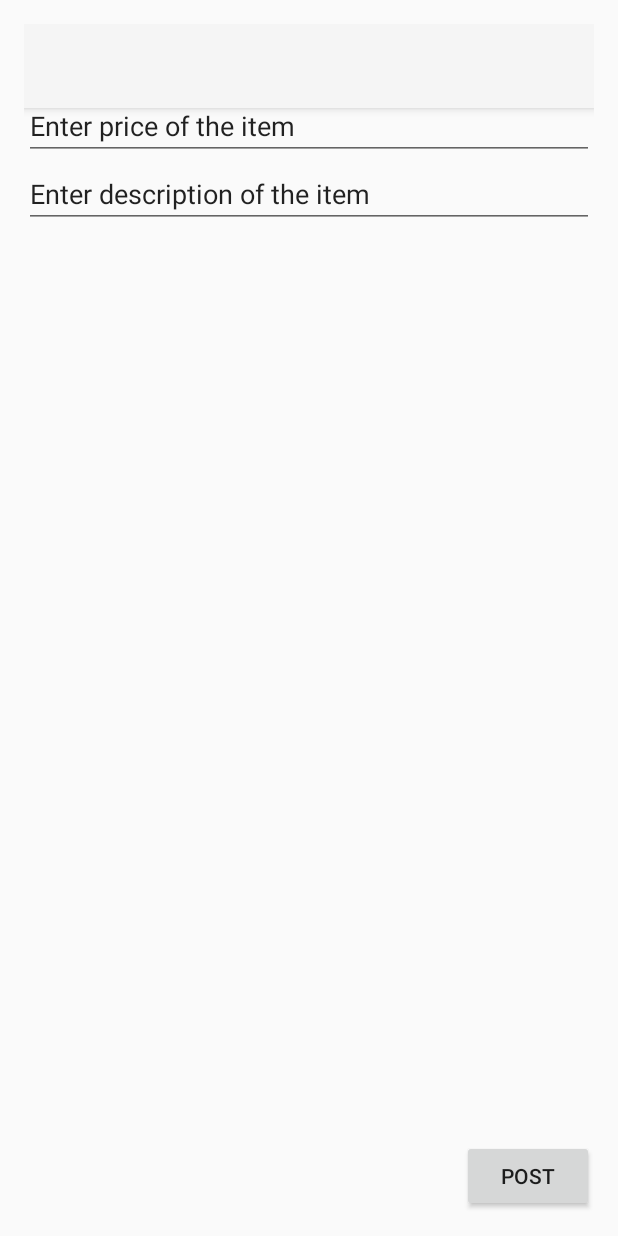
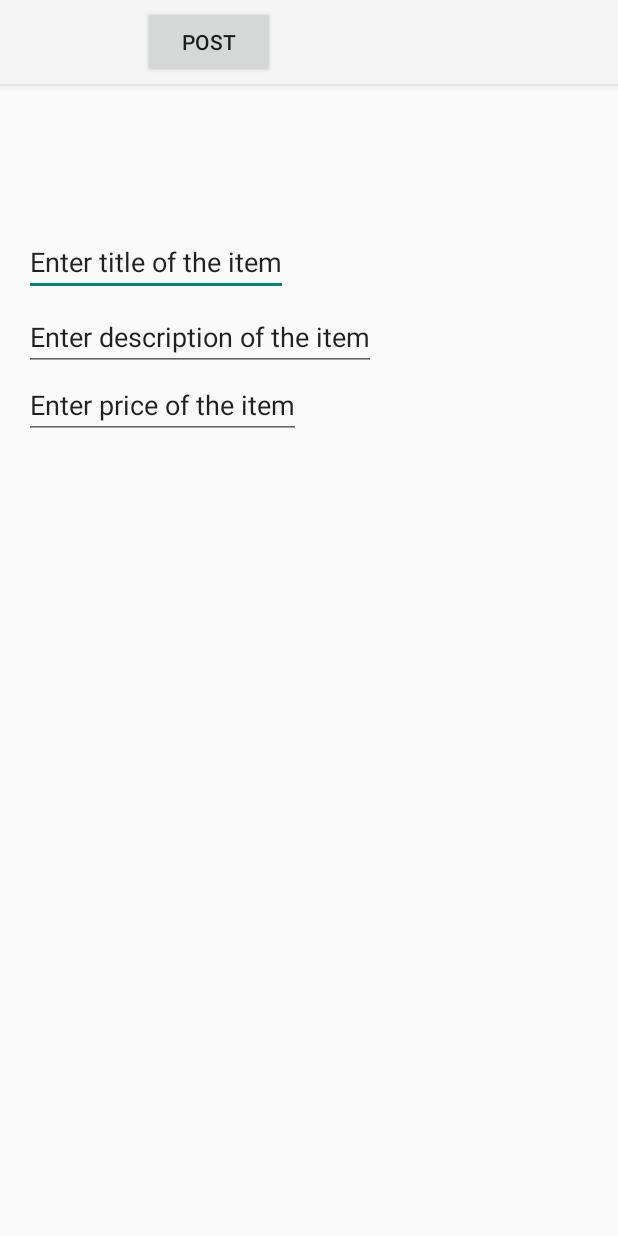
Before and after one commit to Sugarcoder/hyperGarageSaleApp, an Android app: the layout activity_new_post.xml on its own in the app's theme, with its tools: preview values and no code run, on a phone screen of 412 x 824 dp. Run offline under Robolectric (Android 15) with nearby library versions, the phone set to English and light mode, and no system bars.

Commit message:
final app assignment

```diff
--- a/app/build.gradle
+++ b/app/build.gradle
@@ -23,4 +23,5 @@ dependencies {
     compile fileTree(dir: 'libs', include: ['*.jar'])
     compile 'com.android.support:appcompat-v7:22.2.1'
     compile 'com.android.support:design:22.2.1'
+    compile 'com.android.support:recyclerview-v7:22.+'
 }
--- a/app/src/main/AndroidManifest.xml
+++ b/app/src/main/AndroidManifest.xml
@@ -9,6 +9,7 @@
         android:theme="@style/Theme.AppCompat.Light.NoActionBar">
         <activity
             android:name=".newPostActivity"
+            android:parentActivityName=".browsePostActivity"
             android:label="@string/app_name">
             <intent-filter>
                 <action android:name="android.intent.action.MAIN" />
--- a/app/src/main/res/layout/activity_new_post.xml
+++ b/app/src/main/res/layout/activity_new_post.xml
@@ -10,70 +10,76 @@
 
 <!-- Here are the existing layout elements, now wrapped in a CoordinatorLayout -->
 
+
+    <android.support.v7.widget.Toolbar
+        android:id="@+id/my_toolbar"
+        android:layout_width="match_parent"
+        android:layout_height="?attr/actionBarSize"
+        android:background="?attr/colorPrimary"
+        android:elevation="4dp"
+        android:theme="@style/ThemeOverlay.AppCompat.ActionBar"
+        app:popupTheme="@style/ThemeOverlay.AppCompat.Light"
+        android:layout_alignParentTop="true"
+        android:layout_alignParentLeft="true"
+        android:layout_alignParentStart="true" >
+
+        <Button
+            android:layout_width="wrap_content"
+            android:layout_height="wrap_content"
+            android:text="Post"
+            android:id="@+id/postId"
+            android:layout_alignParentBottom="true"
+            android:layout_marginStart="95dp"
+            android:layout_marginLeft="95dp"/>
+
+    </android.support.v7.widget.Toolbar>
+
+    <!-- android:layout_toEndOf="@+id/toolTitleId"
+            android:layout_marginStart="95dp"-->
+
+
     <RelativeLayout
         android:layout_width="match_parent"
         android:layout_height="match_parent" android:paddingLeft="@dimen/activity_horizontal_margin"
         android:paddingRight="@dimen/activity_horizontal_margin"
         android:paddingTop="@dimen/activity_vertical_margin"
-        android:paddingBottom="@dimen/activity_vertical_margin" tools:context=".newPostActivity">
-
-
-        <android.support.v7.widget.Toolbar
-            android:id="@+id/my_toolbar"
-            android:layout_width="match_parent"
-            android:layout_height="?attr/actionBarSize"
-
-            android:background="?attr/colorPrimary"
-            android:elevation="4dp"
-            android:theme="@style/ThemeOverlay.AppCompat.ActionBar"
-            app:popupTheme="@style/ThemeOverlay.AppCompat.Light"/>
+        android:paddingBottom="@dimen/activity_vertical_margin" tools:context=".newPostActivity"
+        android:backgroundTint="#d1d1d1">
 
 
         <EditText
             android:layout_width="wrap_content"
             android:layout_height="wrap_content"
             android:id="@+id/title_hint"
-            android:layout_below="@+id/my_toolbar"
-            android:layout_alignParentTop="true"
+            android:text="@string/title_hint"
+            android:layout_alignBottom="@+id/desc_hint"
             android:layout_alignParentLeft="true"
             android:layout_alignParentStart="true"
-            android:layout_alignParentRight="true"
-            android:layout_alignParentEnd="true"
-            android:text="@string/title_hint" />
+            android:layout_marginBottom="50dp" />
+
+
 
         <EditText
             android:layout_width="wrap_content"
             android:layout_height="wrap_content"
             android:id="@+id/price_hint"
-            android:layout_below="@+id/title_hint"
-            android:layout_alignLeft="@+id/title_hint"
-            android:layout_alignStart="@+id/title_hint"
-            android:layout_alignRight="@+id/title_hint"
-            android:layout_alignEnd="@+id/title_hint"
-            android:text="@string/price_hint" />
+            android:text="@string/price_hint"
+            android:layout_below="@+id/desc_hint"
+            android:layout_alignParentLeft="true"
+            android:layout_alignParentStart="true" />
 
         <EditText
             android:layout_width="wrap_content"
             android:layout_height="wrap_content"
             android:id="@+id/desc_hint"
-            android:layout_below="@+id/price_hint"
-            android:layout_alignLeft="@+id/price_hint"
-            android:layout_alignStart="@+id/price_hint"
-            android:layout_alignRight="@+id/price_hint"
-            android:layout_alignEnd="@+id/price_hint"
-            android:text="@string/desc_hint" />
-
-        <Button
-            android:layout_width="wrap_content"
-            android:layout_height="wrap_content"
-            android:text="@string/button_post"
-            android:id="@+id/postButton"
-            android:onClick="newPostAdded"
-            android:layout_alignParentBottom="true"
-            android:layout_alignParentRight="true"
-            android:layout_alignParentEnd="true" />
+            android:text="@string/desc_hint"
+            android:layout_alignParentTop="true"
+            android:layout_alignParentLeft="true"
+            android:layout_alignParentStart="true"
+            android:layout_marginTop="186dp" />
 
 
     </RelativeLayout>
 
+
 </android.support.design.widget.CoordinatorLayout>
--- a/app/src/main/res/values/styles.xml
+++ b/app/src/main/res/values/styles.xml
@@ -14,4 +14,8 @@
 
     <style name="AppTheme.PopupOverlay" parent="ThemeOverlay.AppCompat.Light" />
 
+    <style name="AppBarOverlay"></style>
+
+    <style name="PopupOverlay"></style>
+
 </resources>
--- a/build.gradle
+++ b/build.gradle
@@ -5,7 +5,8 @@ buildscript {
         jcenter()
     }
     dependencies {
-        classpath 'com.android.tools.build:gradle:1.1.0'
+        classpath 'com.android.tools.build:gradle:1.5.0'
+
 
         // NOTE: Do not place your application dependencies here; they belong
         // in the individual module build.gradle files
```
Also changed, not shown: app/src/main/res/layout/activity_browse_post.xml (deleted, +0 -34 lines), app/src/main/res/layout/activity_browse_posts.xml (added, +38 -0 lines), app/src/main/res/layout/content_browse_post.xml (+16 -4 lines), app/src/main/res/menu/menu_new_post.xml (+10 -4 lines), 1 other file.
